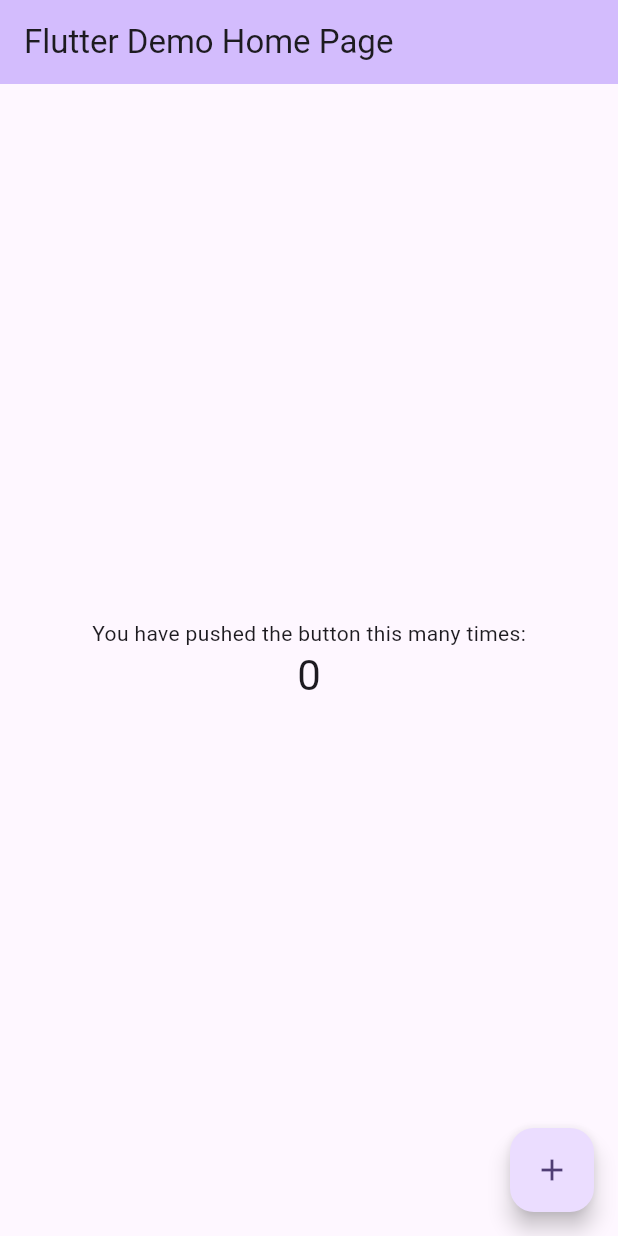
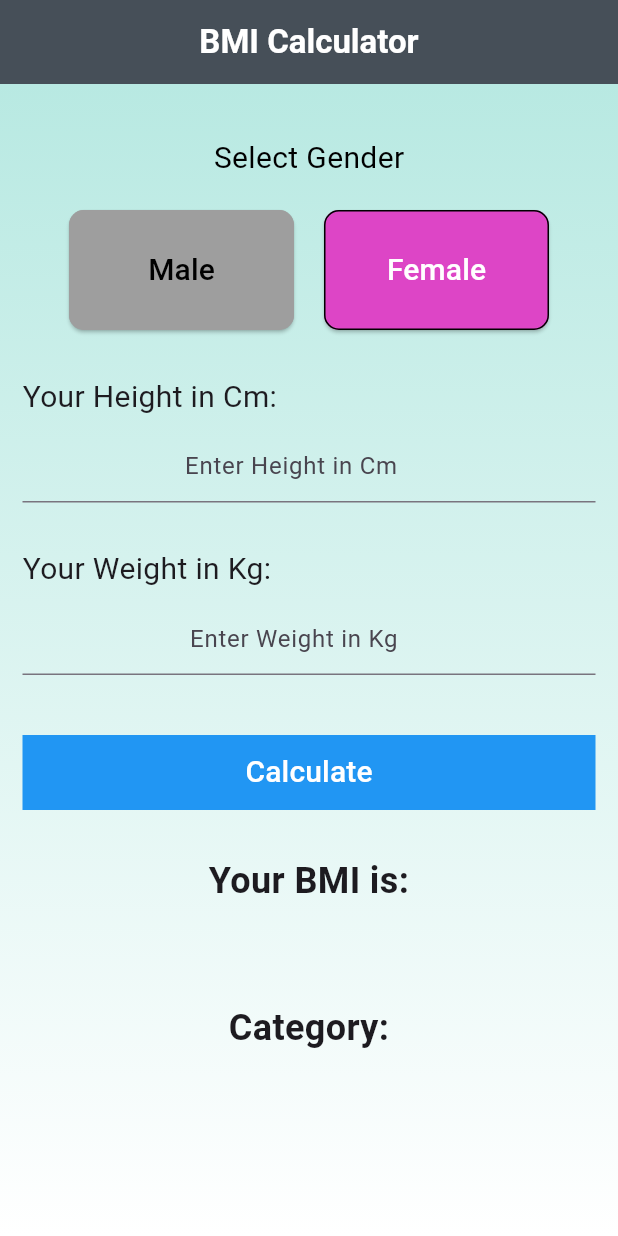
Before and after one commit to AtharvRaje33/BMI-Calculator, a Flutter app: the screen it shows after launch, on a phone screen of 412 x 824 dp. Run offline on Flutter 3.47's test engine with Material 3 defaults, Android fonts, the phone set to English and light mode, and no system bars.

Commit message:
Added bmi.dart

```diff
--- /dev/null
+++ b/lib/bmi.dart
@@ -0,0 +1,216 @@
+// ignore_for_file: sized_box_for_whitespace
+
+import 'package:flutter/material.dart';
+
+class BodyMassIndex extends StatefulWidget {
+  const BodyMassIndex({super.key});
+
+  @override
+  State<BodyMassIndex> createState() {
+    return _BodyMassIndexState();
+  }
+}
+
+class _BodyMassIndexState extends State<BodyMassIndex> {
+  double? bmi;
+  String category="";
+  final _heightController = TextEditingController();
+  final _weightController = TextEditingController();
+  int selected = 0;
+
+  void _getBMI() {
+    final height = double.parse(_heightController.text);
+    final weight = double.parse(_weightController.text);
+    final heightIsValid = height <= 0;
+    final weightIsValid = weight <= 0;
+    if (heightIsValid || weightIsValid) {
+      showDialog(
+        context: context,
+        builder: (ctx) => AlertDialog(
+          title: const Text('Invalid Input'),
+          content: const Text('Please make sure a valid height and weight are entered.'),
+          actions: [
+            TextButton(
+              onPressed: () {
+                Navigator.pop(ctx);
+              },
+              child: const Text('Okay'),
+            ),
+          ],
+        ),
+      );
+      return;
+    }
+    setState(() {
+      bmi = weight / ((height / 100) * (height / 100));
+    });
+  }
+
+  void _getCategory(double bmi){
+    setState(() {
+      if (bmi < 18.5) {
+      category="Underweight";
+    } else if (bmi >= 18.5 && bmi < 24.9) {
+      category="Normal weight";
+    } else if (bmi >= 25 && bmi < 29.9) {
+     category="Overweight";
+    } else {
+      category="Obesity";
+    }
+    });
+  }
+
+  Widget genderRadio(String type, int index,Color c) {
+    return ElevatedButton(
+      onPressed: () {
+        setState(() {
+          selected = index;
+        });
+      },
+      style: ElevatedButton.styleFrom(
+        fixedSize: const Size(150, 80),
+        shape: RoundedRectangleBorder(borderRadius: BorderRadius.circular(10)),
+        side: BorderSide(color: (selected == index) ? Colors.black : Colors.grey),
+        backgroundColor: (selected==index)? c: Colors.grey,
+
+      ),
+      child: Text(type,style: TextStyle(
+        color: (selected==index)? Colors.white: Colors.black,
+        fontSize: 20
+      ),),
+    );
+  }
+
+  @override
+  Widget build(BuildContext context) {
+    return MaterialApp(
+      home: Scaffold(
+        appBar: AppBar(
+          backgroundColor: const Color.fromARGB(197, 16, 29, 39),
+          title: const Text("BMI Calculator",
+          style: TextStyle(color: Colors.white,fontWeight: FontWeight.bold),),
+          centerTitle: true,
+        ),
+        body: Stack(
+          children: [
+            Container(
+              decoration: const BoxDecoration(
+                gradient: LinearGradient(colors: [
+                  Color.fromARGB(255, 184, 233, 226),
+                  Color.fromARGB(255, 255, 255, 255),
+                ],begin: Alignment.topCenter,end: Alignment.bottomCenter),
+              ),
+            ),
+            SingleChildScrollView(
+              child: Container(
+                padding: const EdgeInsets.all(15),
+                child: Center(
+                  child: Column(
+                    crossAxisAlignment: CrossAxisAlignment.start,
+                    children: [
+                      const SizedBox(width: double.infinity, height: 20),
+                       const Center(
+                        child: Text(
+                          "Select Gender",
+                          style: TextStyle(fontSize: 20,color: Colors.black),
+                        ),
+                      ),
+                      const SizedBox(width: double.infinity, height: 20),
+                      Row(
+                        crossAxisAlignment: CrossAxisAlignment.center,
+                        mainAxisAlignment: MainAxisAlignment.center,
+                        children: [
+                          genderRadio('Male', 1,const Color.fromARGB(255, 60, 74, 226)),
+                          const SizedBox(width: 20),
+                          genderRadio('Female', 0,const Color.fromARGB(255, 221, 69, 198)),
+                        ],
+                      ),
+                      const SizedBox(width: double.infinity, height: 30),
+                      const Text("Your Height in Cm:", style: TextStyle(fontSize: 20)),
+                      const SizedBox(width: double.infinity, height: 8),
+                      TextField(
+                        textAlign: TextAlign.center,
+                        controller: _heightController,
+                        keyboardType: TextInputType.number,
+                        decoration: const InputDecoration(
+                          hintText: "Enter Height in Cm",
+                          suffixText: 'cm',
+                        ),
+                      ),
+                      const SizedBox(width: double.infinity, height: 30),
+                      const Text("Your Weight in Kg:", style: TextStyle(fontSize: 20)),
+                      const SizedBox(width: double.infinity, height: 8),
+                      TextField(
+                        textAlign: TextAlign.center,
+                        controller: _weightController,
+                        keyboardType: TextInputType.number,
+                        decoration: const InputDecoration(
+                          hintText: "Enter Weight in Kg",
+                          suffixText: 'Kg',
+                        ),
+                      ),
+                      const SizedBox(height: 40),
+                      Container(
+                        color: Colors.blue,
+                        width: double.infinity,
+                        height: 50,
+                        child: TextButton(
+                          onPressed: (){
+                            _getBMI();
+                            _getCategory(bmi!);
+                          },
+                          child: const Text(
+                            'Calculate',
+                            style: TextStyle(
+                              color: Colors.white,
+                              fontSize: 20,
+                            ),
+                          ),
+                        ),
+                      ),
+                      const SizedBox(height: 30),
+                      Container(
+                        width: double.infinity,
+                        child: const Text(
+                          'Your BMI is:',
+                          textAlign: TextAlign.center,
+                          style: TextStyle(
+                            fontSize: 24.0,
+                            fontWeight: FontWeight.bold,
+                          ),
+                        ),
+                      ),
+                      const SizedBox(height: 10,),
+                      Container(
+                        width: double.infinity,
+                        child: Text(
+                          bmi == null ? '' : bmi!.toStringAsFixed(2),
+                          textAlign: TextAlign.center,
+                          style: const TextStyle(
+                            fontSize: 24.0,
+                            fontWeight: FontWeight.bold,
+                          ),
+                        ),
+                      ),
+                      const SizedBox(height: 20,),
+                      Container(
+                        width: double.infinity,
+                        child: Text("Category: $category",
+                          textAlign: TextAlign.center,
+                          style: const TextStyle(
+                            fontSize: 24.0,
+                            fontWeight: FontWeight.bold,
+                          ),
+                        ),
+                      ),
+                    ],
+                  ),
+                ),
+              ),
+            ),
+          ],
+        ),
+      ),
+    );
+  }
+}
--- a/lib/main.dart
+++ b/lib/main.dart
@@ -1,125 +1,6 @@
+import 'package:bmiapp/bmi.dart';
 import 'package:flutter/material.dart';
 
 void main() {
-  runApp(const MyApp());
+  runApp( const BodyMassIndex());
 }
-
-class MyApp extends StatelessWidget {
-  const MyApp({super.key});
-
-  // This widget is the root of your application.
-  @override
-  Widget build(BuildContext context) {
-    return MaterialApp(
-      title: 'Flutter Demo',
-      theme: ThemeData(
-        // This is the theme of your application.
-        //
-        // TRY THIS: Try running your application with "flutter run". You'll see
-        // the application has a purple toolbar. Then, without quitting the app,
-        // try changing the seedColor in the colorScheme below to Colors.green
-        // and then invoke "hot reload" (save your changes or press the "hot
-        // reload" button in a Flutter-supported IDE, or press "r" if you used
-        // the command line to start the app).
-        //
-        // Notice that the counter didn't reset back to zero; the application
-        // state is not lost during the reload. To reset the state, use hot
-        // restart instead.
-        //
-        // This works for code too, not just values: Most code changes can be
-        // tested with just a hot reload.
-        colorScheme: ColorScheme.fromSeed(seedColor: Colors.deepPurple),
-        useMaterial3: true,
-      ),
-      home: const MyHomePage(title: 'Flutter Demo Home Page'),
-    );
-  }
-}
-
-class MyHomePage extends StatefulWidget {
-  const MyHomePage({super.key, required this.title});
-
-  // This widget is the home page of your application. It is stateful, meaning
-  // that it has a State object (defined below) that contains fields that affect
-  // how it looks.
-
-  // This class is the configuration for the state. It holds the values (in this
-  // case the title) provided by the parent (in this case the App widget) and
-  // used by the build method of the State. Fields in a Widget subclass are
-  // always marked "final".
-
-  final String title;
-
-  @override
-  State<MyHomePage> createState() => _MyHomePageState();
-}
-
-class _MyHomePageState extends State<MyHomePage> {
-  int _counter = 0;
-
-  void _incrementCounter() {
-    setState(() {
-      // This call to setState tells the Flutter framework that something has
-      // changed in this State, which causes it to rerun the build method below
-      // so that the display can reflect the updated values. If we changed
-      // _counter without calling setState(), then the build method would not be
-      // called again, and so nothing would appear to happen.
-      _counter++;
-    });
-  }
-
-  @override
-  Widget build(BuildContext context) {
-    // This method is rerun every time setState is called, for instance as done
-    // by the _incrementCounter method above.
-    //
-    // The Flutter framework has been optimized to make rerunning build methods
-    // fast, so that you can just rebuild anything that needs updating rather
-    // than having to individually change instances of widgets.
-    return Scaffold(
-      appBar: AppBar(
-        // TRY THIS: Try changing the color here to a specific color (to
-        // Colors.amber, perhaps?) and trigger a hot reload to see the AppBar
-        // change color while the other colors stay the same.
-        backgroundColor: Theme.of(context).colorScheme.inversePrimary,
-        // Here we take the value from the MyHomePage object that was created by
-        // the App.build method, and use it to set our appbar title.
-        title: Text(widget.title),
-      ),
-      body: Center(
-        // Center is a layout widget. It takes a single child and positions it
-        // in the middle of the parent.
-        child: Column(
-          // Column is also a layout widget. It takes a list of children and
-          // arranges them vertically. By default, it sizes itself to fit its
-          // children horizontally, and tries to be as tall as its parent.
-          //
-          // Column has various properties to control how it sizes itself and
-          // how it positions its children. Here we use mainAxisAlignment to
-          // center the children vertically; the main axis here is the vertical
-          // axis because Columns are vertical (the cross axis would be
-          // horizontal).
-          //
-          // TRY THIS: Invoke "debug painting" (choose the "Toggle Debug Paint"
-          // action in the IDE, or press "p" in the console), to see the
-          // wireframe for each widget.
-          mainAxisAlignment: MainAxisAlignment.center,
-          children: <Widget>[
-            const Text(
-              'You have pushed the button this many times:',
-            ),
-            Text(
-              '$_counter',
-              style: Theme.of(context).textTheme.headlineMedium,
-            ),
-          ],
-        ),
-      ),
-      floatingActionButton: FloatingActionButton(
-        onPressed: _incrementCounter,
-        tooltip: 'Increment',
-        child: const Icon(Icons.add),
-      ), // This trailing comma makes auto-formatting nicer for build methods.
-    );
-  }
-}
```
Also changed, not shown: 1 other file.
